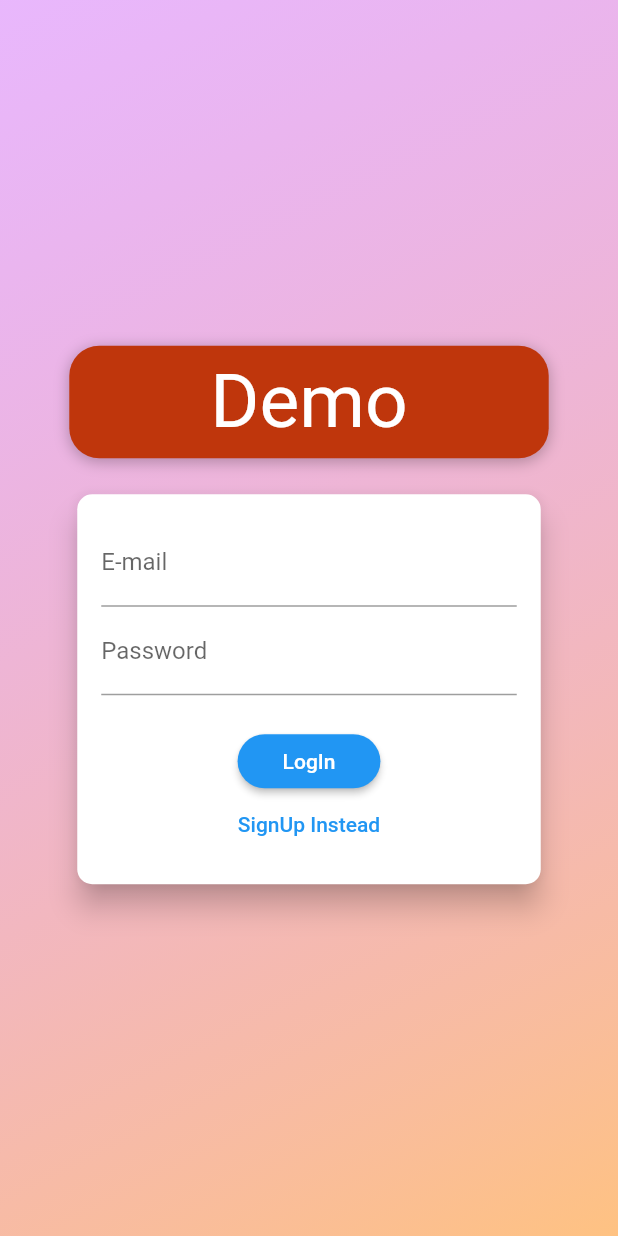
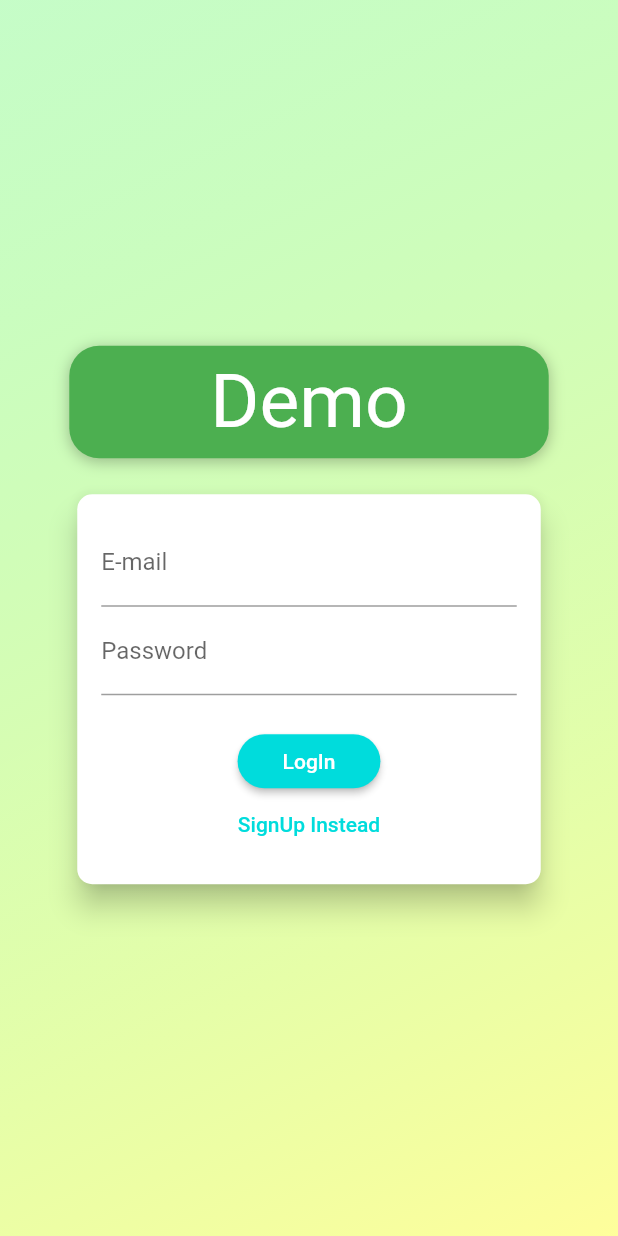
Before and after one commit to alskdwq/HHC-app, a Flutter app: the AuthScreen screen opened directly, on a phone screen of 412 x 824 dp. Run offline on Flutter 3.47's test engine with Material 2 defaults, Android fonts, the phone set to English and light mode, and no system bars; our stand-ins replace badges, flutter_secure_storage; accounts and stored records are empty; network calls fail; Roboto replaces fonts that are missing (Anton).

Commit message:
Login_Screen_Color_update

```diff
--- a/lib/login_screen.dart
+++ b/lib/login_screen.dart
@@ -21,8 +21,8 @@ class AuthScreen extends StatelessWidget {
             decoration: BoxDecoration(
               gradient: LinearGradient(
                 colors: [
-                  Color.fromRGBO(215, 117, 255, 1).withOpacity(0.5),
-                  Color.fromRGBO(255, 188, 117, 1).withOpacity(0.9),
+                  Color.fromRGBO(145, 255, 150, 1).withOpacity(0.5),
+                  Color.fromRGBO(255, 255, 145, 1).withOpacity(0.9),
                 ],
                 begin: Alignment.topLeft,
                 end: Alignment.bottomRight,
@@ -47,7 +47,7 @@ class AuthScreen extends StatelessWidget {
                       // ..translate(-10.0),
                       decoration: BoxDecoration(
                         borderRadius: BorderRadius.circular(20),
-                        color: Colors.deepOrange.shade900,
+                        color: Colors.green,
                         boxShadow: [
                           BoxShadow(
                             blurRadius: 8,
@@ -370,7 +370,7 @@ class _AuthCardState extends State<AuthCard> with SingleTickerProviderStateMixin
                     ),
                     padding:
                         EdgeInsets.symmetric(horizontal: 30.0, vertical: 8.0),
-                    color: Theme.of(context).primaryColor,
+                    color: Color.fromRGBO(0, 220, 220, 1),
                     textColor: Theme.of(context).primaryTextTheme.button.color,
                   ),
                 FlatButton(
@@ -379,7 +379,7 @@ class _AuthCardState extends State<AuthCard> with SingleTickerProviderStateMixin
                   onPressed: _switchAuthMode,
                   padding: EdgeInsets.symmetric(horizontal: 30.0, vertical: 4),
                   materialTapTargetSize: MaterialTapTargetSize.shrinkWrap,
-                  textColor: Theme.of(context).primaryColor,
+                  textColor: Color.fromRGBO(0, 220, 220, 1),
                 ),
               ],
             ),
```
